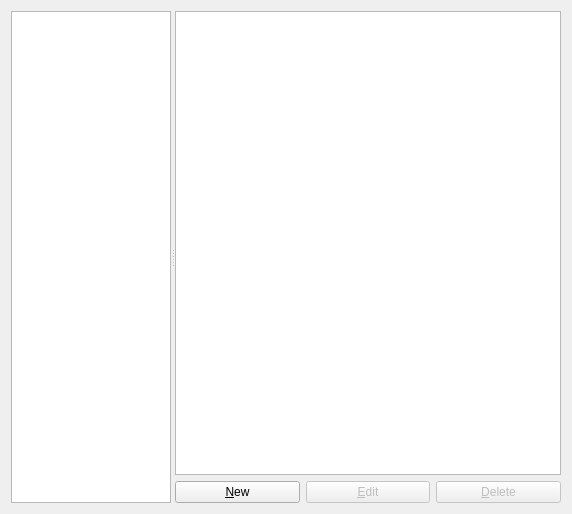
This is gns3/modules/qemu/ui/qemu_vm_preferences_page.ui in GNS3/gns3-gui as Qt 5 draws it before an edit. The edited form follows.
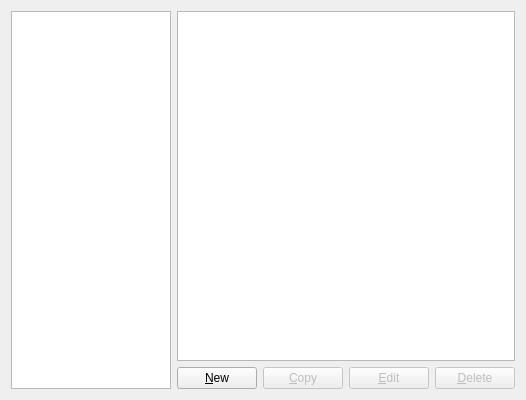
This is the edited form.

Commit message: Allow to copy Dynamips, IOU, Qemu and Docker templates in preferences. Fixes #2451.

The edit to the form file:
```diff
--- a/gns3/modules/qemu/ui/qemu_vm_preferences_page.ui
+++ b/gns3/modules/qemu/ui/qemu_vm_preferences_page.ui
@@ -6,8 +6,8 @@
    <rect>
     <x>0</x>
     <y>0</y>
-    <width>572</width>
-    <height>514</height>
+    <width>526</width>
+    <height>400</height>
    </rect>
   </property>
   <property name="windowTitle">
@@ -19,12 +19,8 @@
   <property name="accessibleDescription">
    <string/>
   </property>
-  <layout class="QVBoxLayout" name="verticalLayout_2">
-   <item>
-    <widget class="QSplitter" name="splitter">
-     <property name="orientation">
-      <enum>Qt::Horizontal</enum>
-     </property>
+  <layout class="QGridLayout" name="gridLayout">
+   <item row="0" column="0">
      <widget class="QTreeWidget" name="uiQemuVMsTreeWidget">
       <property name="sizePolicy">
        <sizepolicy hsizetype="Preferred" vsizetype="Expanding">
@@ -66,7 +62,8 @@
        </property>
       </column>
      </widget>
-     <widget class="QWidget" name="layoutWidget">
+   </item>
+   <item row="0" column="1">
       <layout class="QVBoxLayout" name="verticalLayout">
        <item>
         <widget class="QTreeWidget" name="uiQemuVMInfoTreeWidget">
@@ -106,6 +103,16 @@
            </property>
           </widget>
          </item>
+       <item>
+        <widget class="QPushButton" name="uiCopyQemuVMPushButton">
+         <property name="enabled">
+          <bool>false</bool>
+         </property>
+         <property name="text">
+          <string>&amp;Copy</string>
+         </property>
+        </widget>
+       </item>
          <item>
           <widget class="QPushButton" name="uiEditQemuVMPushButton">
            <property name="enabled">
@@ -129,8 +136,6 @@
         </layout>
        </item>
       </layout>
-     </widget>
-    </widget>
    </item>
   </layout>
  </widget>
```
Left out of the diff: 2 changed lines with no effect on the pictures. Lines whose indentation alone changed are shown as unchanged. The commit also changes 11 other files.
